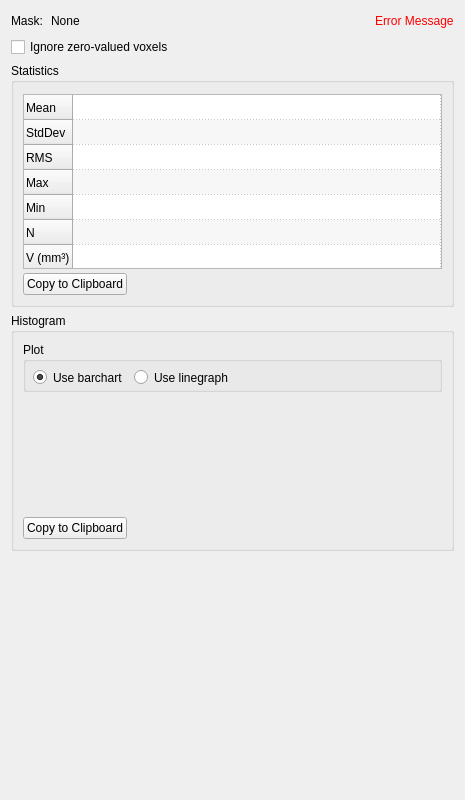
First picture: the form in Plugins/org.mitk.gui.qt.measurementtoolbox/src/internal/QmitkImageStatisticsViewControls.ui, repository MITK/MITK, before the edit.
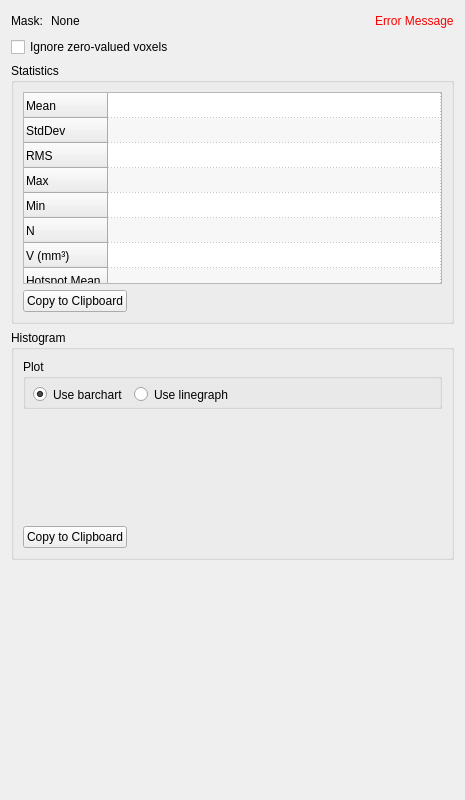
Second picture: the form after the edit. Custom widgets are drawn as their Qt base class.

Commit message: WIP: add hotspot mean to statistics view

The edit to the form file:
```diff
--- a/Plugins/org.mitk.gui.qt.measurementtoolbox/src/internal/QmitkImageStatisticsViewControls.ui
+++ b/Plugins/org.mitk.gui.qt.measurementtoolbox/src/internal/QmitkImageStatisticsViewControls.ui
@@ -94,24 +94,12 @@
       </property>
       <item>
        <widget class="QTableWidget" name="m_StatisticsTable">
-        <property name="sizePolicy">
-         <sizepolicy hsizetype="Preferred" vsizetype="Preferred">
-          <horstretch>0</horstretch>
-          <verstretch>0</verstretch>
-         </sizepolicy>
-        </property>
         <property name="minimumSize">
          <size>
           <width>100</width>
           <height>175</height>
          </size>
         </property>
-        <property name="maximumSize">
-         <size>
-          <width>16777215</width>
-          <height>170</height>
-         </size>
-        </property>
         <property name="verticalScrollBarPolicy">
          <enum>Qt::ScrollBarAlwaysOff</enum>
         </property>
@@ -207,6 +195,11 @@
           <string>V (mm³)</string>
          </property>
         </row>
+        <row>
+         <property name="text">
+          <string>Hotspot Mean</string>
+         </property>
+        </row>
         <column>
          <property name="text">
           <string>Component 1</string>
```
